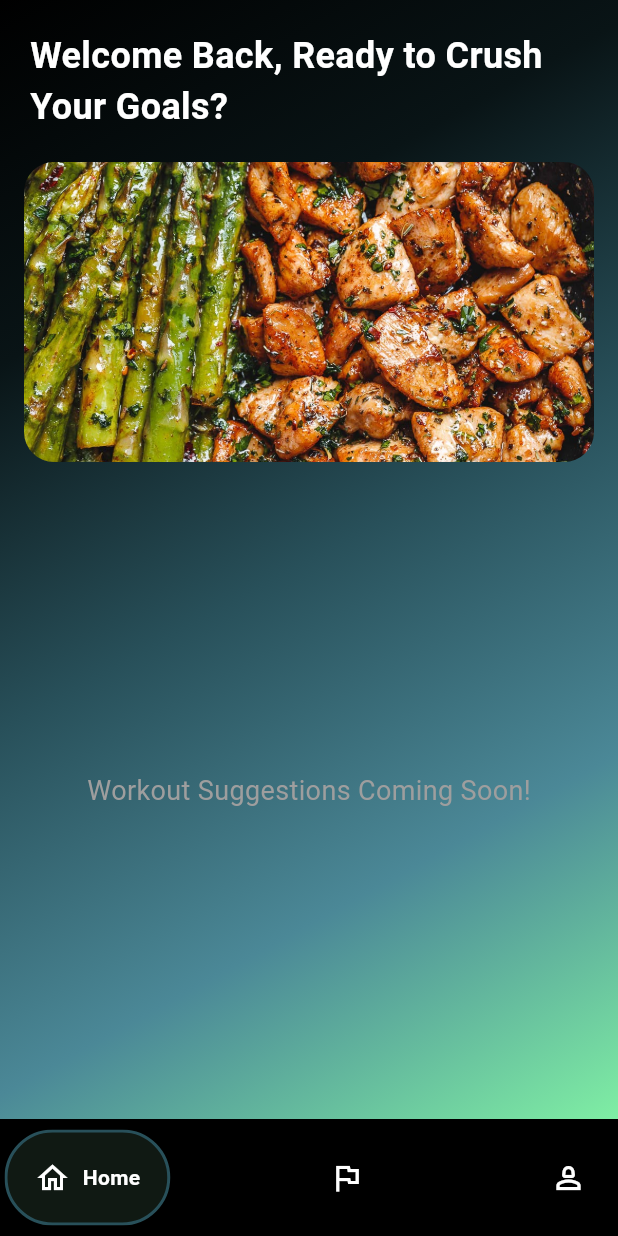
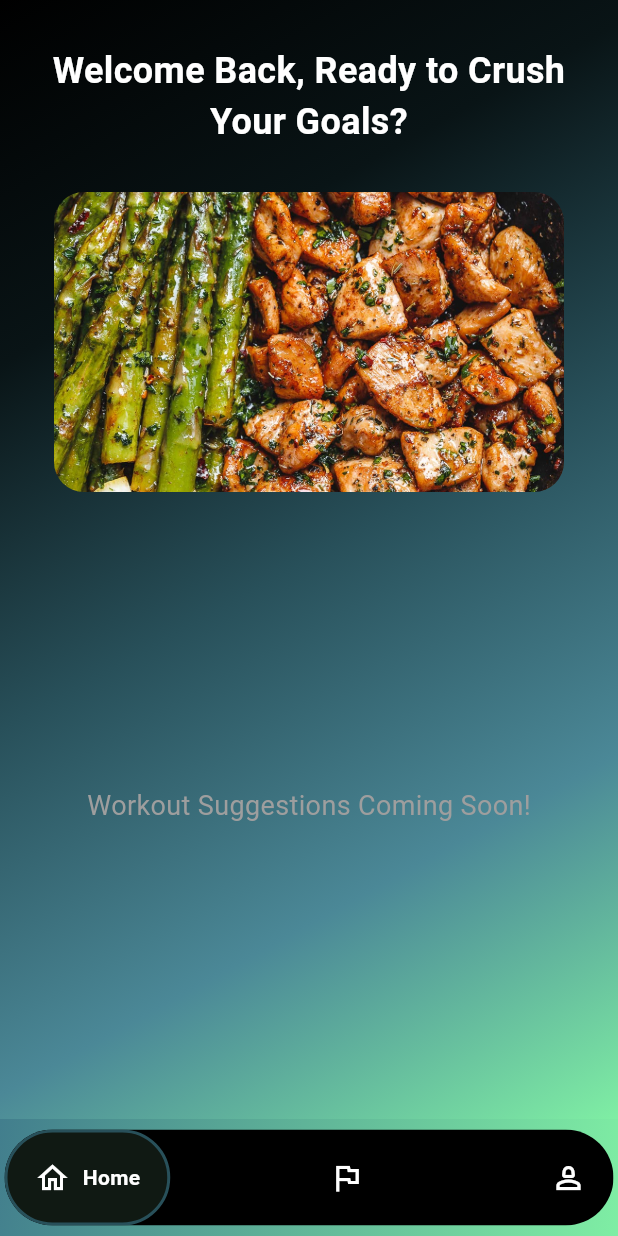
Before and after one commit to cpit252-fall-24-IT2/project-fitness-app, a Flutter app: the Homepage screen opened directly, on a phone screen of 412 x 824 dp. Run offline on Flutter 3.47's test engine with Material 3 defaults, Android fonts, the light colour scheme and no system bars; drawn by our look-alikes of google_nav_bar.

Commit message:
Some changes in the design

```diff
--- a/lib/Screens/homePage.dart
+++ b/lib/Screens/homePage.dart
@@ -34,13 +34,23 @@ class _MyWidgetState extends State<Homepage> {
     return Scaffold(
         body: _pages[_currentIndex],
         bottomNavigationBar: Container(
-          color: const Color.fromARGB(255, 0, 0, 0),
+          decoration: const BoxDecoration(
+            gradient: LinearGradient(
+              colors: [
+                Color.fromARGB(255, 66, 126, 141), // Light blue
+                Color.fromARGB(255, 127, 238, 164) // Light greenish-blue
+              ],
+              begin: Alignment.topLeft,
+              end: Alignment.bottomRight,
+            ),
+          ),
           child: Padding(
             padding: const EdgeInsets.symmetric(
               horizontal: 3,
               vertical: 7,
             ),
             child: ClipRRect(
+              borderRadius: BorderRadius.circular(33),
               child: GNav(
                   onTabChange: _onItemTapped,
                   color: Colors.white,
--- a/lib/Screens/homeScreen.dart
+++ b/lib/Screens/homeScreen.dart
@@ -29,9 +29,10 @@ class _HomescreenState extends State<Homescreen> {
           children: [
             // Header
             const Padding(
-              padding: EdgeInsets.all(20),
+              padding: EdgeInsets.all(30),
               child: Text(
                 "Welcome Back, Ready to Crush Your Goals?",
+                textAlign: TextAlign.center,
                 style: TextStyle(
                     fontSize: 24,
                     fontWeight: FontWeight.bold,
@@ -42,7 +43,7 @@ class _HomescreenState extends State<Homescreen> {
             // Banner Section
             Container(
               height: 200,
-              width: 380,
+              width: 340,
               decoration: BoxDecoration(
                 borderRadius: BorderRadius.circular(20),
                 image: DecorationImage(
```
